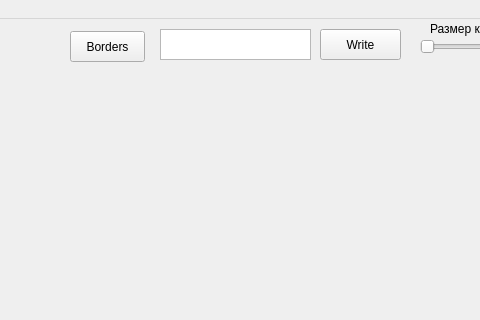
Above: main.ui from dddushesss/RealtimeRecognise before the change; both pictures show x 110 to 590 and y 0 to 320 of the 808 by 617 pixel window. Below: the same form after it.
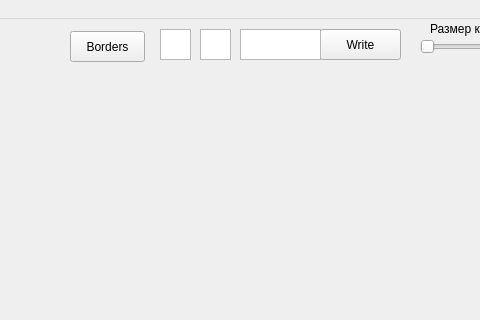
That is the form after the change.

Commit message: borders, learn

```diff
--- a/main.ui
+++ b/main.ui
@@ -89,7 +89,7 @@
      <rect>
       <x>270</x>
       <y>10</y>
-      <width>151</width>
+      <width>31</width>
       <height>31</height>
      </rect>
     </property>
@@ -107,6 +107,26 @@
      <string>Borders</string>
     </property>
    </widget>
+   <widget class="QTextEdit" name="borderTextEdit">
+    <property name="geometry">
+     <rect>
+      <x>310</x>
+      <y>10</y>
+      <width>31</width>
+      <height>31</height>
+     </rect>
+    </property>
+   </widget>
+   <widget class="QTextEdit" name="charTextEdit">
+    <property name="geometry">
+     <rect>
+      <x>350</x>
+      <y>10</y>
+      <width>81</width>
+      <height>31</height>
+     </rect>
+    </property>
+   </widget>
   </widget>
   <widget class="QMenuBar" name="menubar">
    <property name="geometry">
```
Left out of the diff: 2 changed lines with no effect on the pictures. The commit also changes 6 other files.
